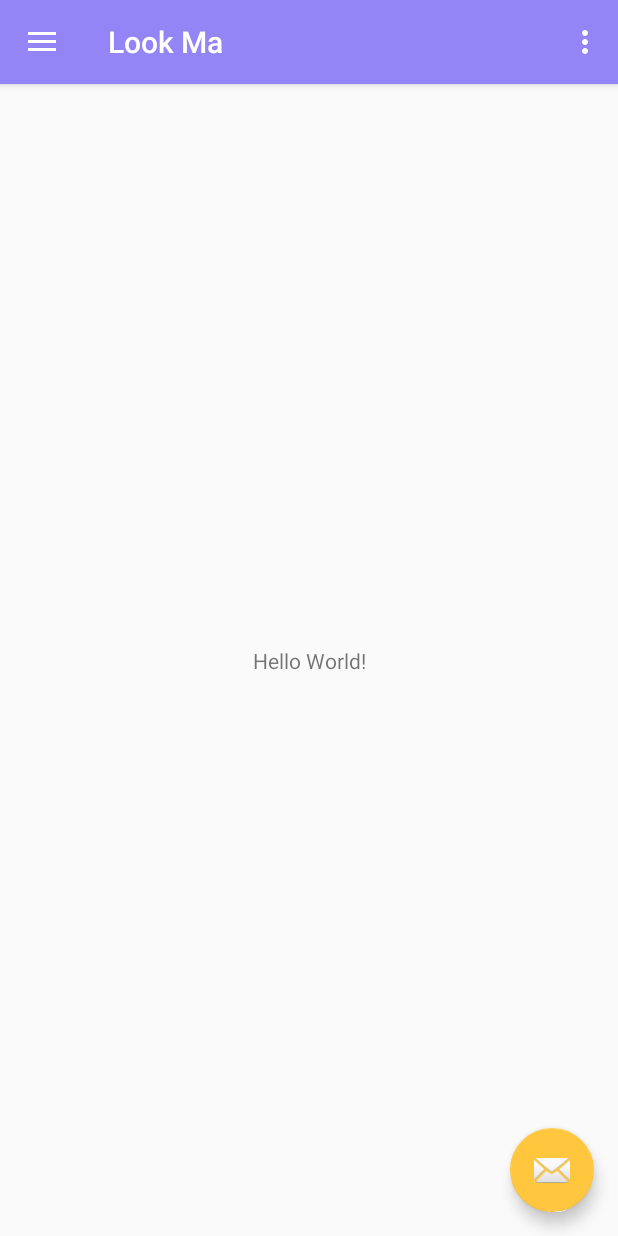
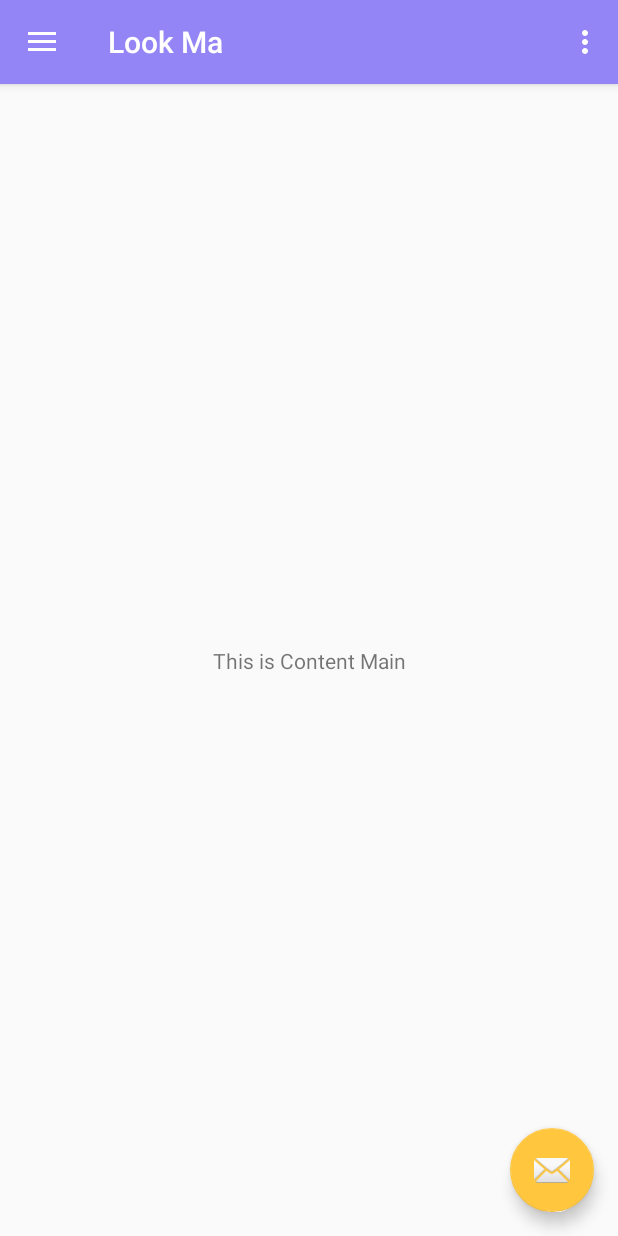
Before and after one commit to paulentine/LookMaApp, an Android app: the screen it shows after launch (MainActivity), on a phone screen of 412 x 824 dp. Run offline under Robolectric (Android 15) with nearby library versions, the phone set to English and light mode, and no system bars.

Commit message:
Add new activities: Recipes (list) & Recipe (details)

```diff
--- a/app/src/main/res/layout/content_main.xml
+++ b/app/src/main/res/layout/content_main.xml
@@ -11,7 +11,7 @@
     <TextView
         android:layout_width="wrap_content"
         android:layout_height="wrap_content"
-        android:text="Hello World!"
+        android:text="This is Content Main"
         app:layout_constraintBottom_toBottomOf="parent"
         app:layout_constraintLeft_toLeftOf="parent"
         app:layout_constraintRight_toRightOf="parent"
--- a/app/src/main/res/layout/nav_header_main.xml
+++ b/app/src/main/res/layout/nav_header_main.xml
@@ -23,6 +23,7 @@
     <TextView
         android:layout_width="match_parent"
         android:layout_height="wrap_content"
+        android:textColor="@color/colorWhite"
         android:paddingTop="@dimen/nav_header_vertical_spacing"
         android:text="@string/nav_header_title"
         android:textAppearance="@style/TextAppearance.AppCompat.Body1" />
@@ -31,6 +32,7 @@
         android:id="@+id/textView"
         android:layout_width="wrap_content"
         android:layout_height="wrap_content"
+        android:textColor="@color/colorWhite"
         android:text="@string/nav_header_subtitle" />
 
 </LinearLayout>
--- a/app/src/main/res/values/colors.xml
+++ b/app/src/main/res/values/colors.xml
@@ -5,5 +5,5 @@
     <color name="colorAccent">#FFC63E</color>
     <color name="colorTextDark">#434B5B</color>
     <color name="colorTextGrey">#8E939E</color>
-    <color name="colorWhiteTrans">#E6FFFFFF</color>
+    <color name="colorWhite">#E6FFFFFF</color>
 </resources>
```
